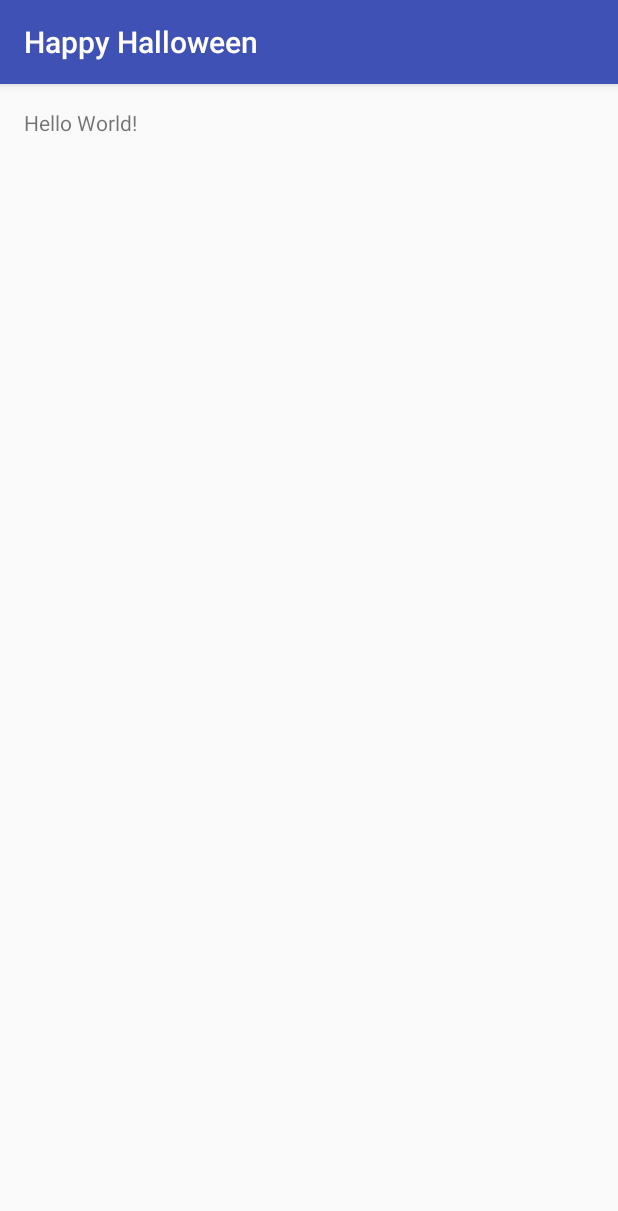
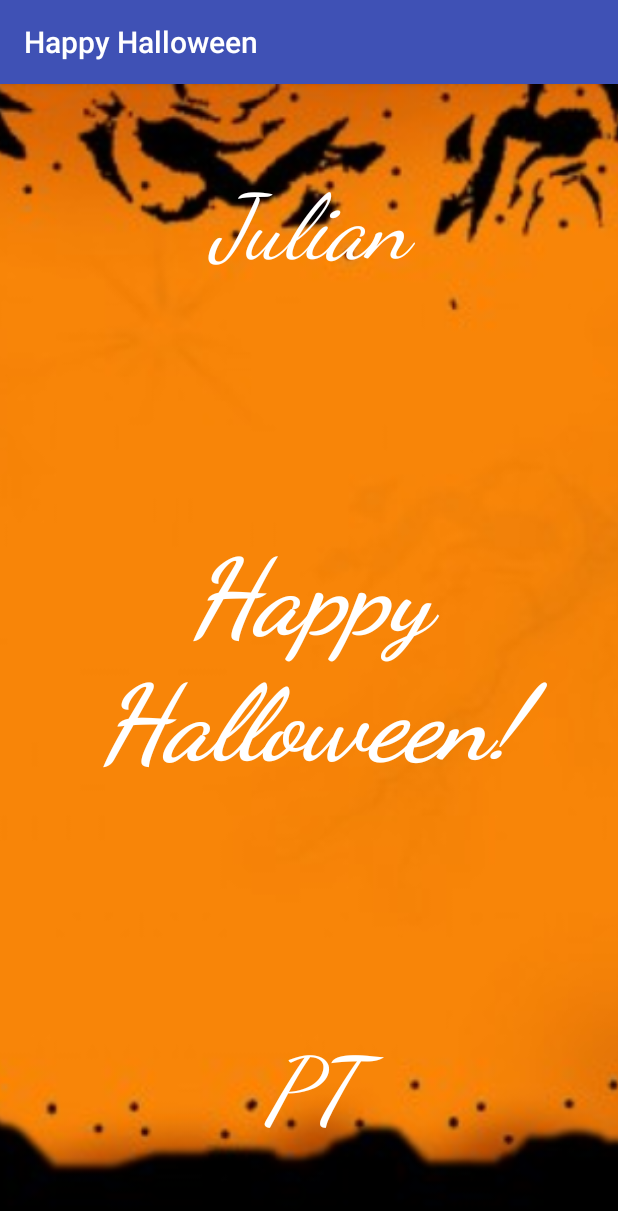
Before and after one commit to pytong/android_happy_halloween, an Android app: the screen it shows after launch (MainActivity), on a phone screen of 412 x 824 dp. Shown: the top 1211 px of the screen. Run offline under Robolectric (Android 15) with nearby library versions, the phone set to English and light mode, and no system bars.

Commit message:
Updated app to include background image

```diff
--- a/app/src/main/res/layout/activity_main.xml
+++ b/app/src/main/res/layout/activity_main.xml
@@ -1,16 +1,49 @@
 <?xml version="1.0" encoding="utf-8"?>
 <RelativeLayout xmlns:android="http://schemas.android.com/apk/res/android"
     xmlns:tools="http://schemas.android.com/tools"
-    android:layout_width="match_parent"
-    android:layout_height="match_parent"
-    android:paddingBottom="@dimen/activity_vertical_margin"
-    android:paddingLeft="@dimen/activity_horizontal_margin"
-    android:paddingRight="@dimen/activity_horizontal_margin"
-    android:paddingTop="@dimen/activity_vertical_margin"
-    tools:context="com.puiyeetong.happyhalloween.MainActivity">
+    tools:context="com.puiyeetong.happyhalloween.MainActivity"
+    android:layout_width="wrap_content"
+    android:layout_height="wrap_content">
+
+    <ImageView
+        android:src="@drawable/halloween"
+        android:scaleType="centerCrop"
+        android:layout_width="match_parent"
+        android:layout_height="match_parent" />
 
     <TextView
-        android:layout_width="wrap_content"
+        android:layout_width="match_parent"
         android:layout_height="wrap_content"
-        android:text="Hello World!" />
+        android:text="Julian"
+        android:textSize="60sp"
+        android:textColor="@android:color/white"
+        android:textStyle="italic"
+        android:gravity="center"
+        android:fontFamily="cursive"
+        android:layout_marginTop="60dp" />
+
+    <TextView
+        android:layout_width="match_parent"
+        android:layout_height="match_parent"
+        android:layout_centerVertical="true"
+        android:text="Happy Halloween!"
+        android:textColor="@android:color/white"
+        android:textSize="70sp"
+        android:textStyle="italic|bold"
+        android:fontFamily="cursive"
+        android:gravity="center"
+        />
+
+    <TextView
+        android:layout_width="match_parent"
+        android:layout_height="wrap_content"
+        android:text="PT"
+        android:textSize="60sp"
+        android:textColor="@android:color/white"
+        android:textStyle="italic"
+        android:gravity="center"
+        android:fontFamily="cursive"
+        android:layout_alignParentBottom="true"
+        android:paddingBottom="60dp"/>
+
 </RelativeLayout>
```
Also changed, not shown: app/src/main/res/drawable/halloween.jpg (added).
